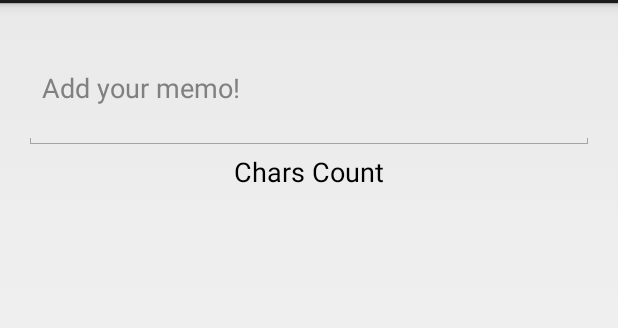
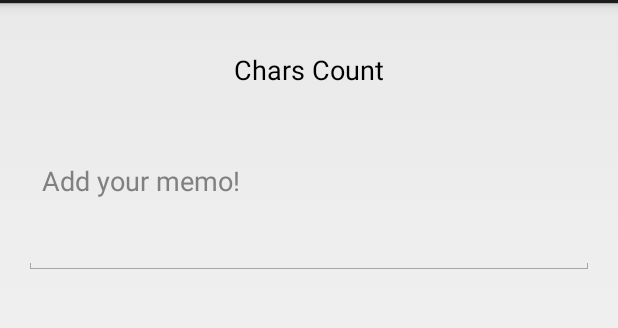
Before and after one commit to mahata/SampleAndroid, an Android app: the screen it shows after launch (MyActivity), on a phone screen of 412 x 824 dp, the part 69-397 px from its top. Run offline under Robolectric (Android 15) with nearby library versions, the phone set to English and light mode, and no system bars.

Commit message:
Miner UI change

```diff
--- a/app/src/main/res/layout/activity_my.xml
+++ b/app/src/main/res/layout/activity_my.xml
@@ -8,9 +8,20 @@
     android:paddingBottom="@dimen/activity_vertical_margin"
     tools:context=".MyActivity">
 
+    <TextView
+        android:layout_width="wrap_content"
+        android:layout_height="wrap_content"
+        android:textAppearance="?android:attr/textAppearanceMedium"
+        android:text="Chars Count"
+        android:id="@+id/textView"
+        android:layout_centerHorizontal="true"
+        android:layout_marginTop="16dp" />
+
+
     <ScrollView
         android:layout_width="match_parent"
-        android:layout_height="match_parent"
+        android:layout_height="wrap_content"
+        android:layout_below="@id/textView"
         android:id="@+id/scrollView">
         <EditText
             android:layout_width="match_parent"
@@ -19,18 +30,8 @@
             android:layout_alignParentEnd="true"
             android:layout_alignParentStart="true"
             android:inputType="textMultiLine"
-            android:minLines="3"
+            android:minLines="5"
             android:hint="Add your memo!"
             />
     </ScrollView>
-
-    <TextView
-        android:layout_width="wrap_content"
-        android:layout_height="wrap_content"
-        android:textAppearance="?android:attr/textAppearanceMedium"
-        android:text="Chars Count"
-        android:id="@+id/textView"
-        android:layout_alignTop="@+id/scrollView"
-        android:layout_centerHorizontal="true"
-        android:layout_marginTop="84dp" />
 </RelativeLayout>
```
